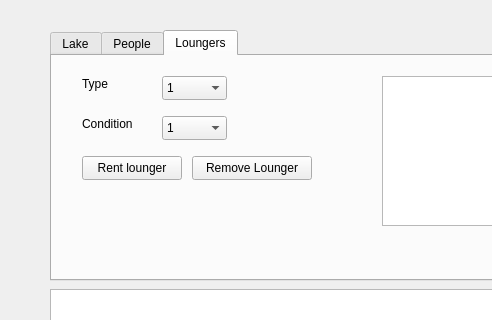
Above: GUI/English/BathingLake/gui.ui from Yeah-Jack/cpp-projects before the change; both pictures show x 0 to 492 and y 0 to 320 of the 800 by 600 pixel window. Below: the same form after it.
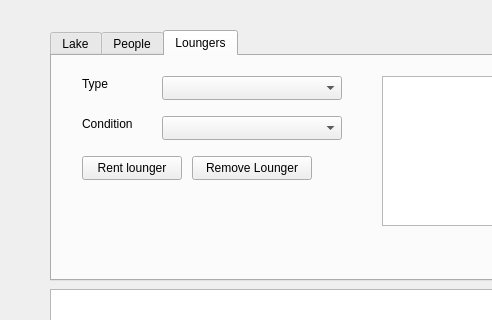
That is the form after the change. The open tabs and pages were chosen to show the change.

```diff
--- a/GUI/English/BathingLake/gui.ui
+++ b/GUI/English/BathingLake/gui.ui
@@ -214,13 +214,16 @@
       <rect>
        <x>110</x>
        <y>20</y>
-       <width>65</width>
+       <width>180</width>
        <height>24</height>
       </rect>
      </property>
+     <property name="currentIndex">
+      <number>-1</number>
+     </property>
      <item>
       <property name="text">
-       <string>1</string>
+       <string>Simple</string>
       </property>
      </item>
      <item>
@@ -270,13 +273,16 @@
       <rect>
        <x>110</x>
        <y>60</y>
-       <width>65</width>
+       <width>180</width>
        <height>24</height>
       </rect>
      </property>
+     <property name="currentIndex">
+      <number>-1</number>
+     </property>
      <item>
       <property name="text">
-       <string>1</string>
+       <string>New</string>
       </property>
      </item>
      <item>
```
Left out of the diff: 29 changed lines with no effect on the pictures.
